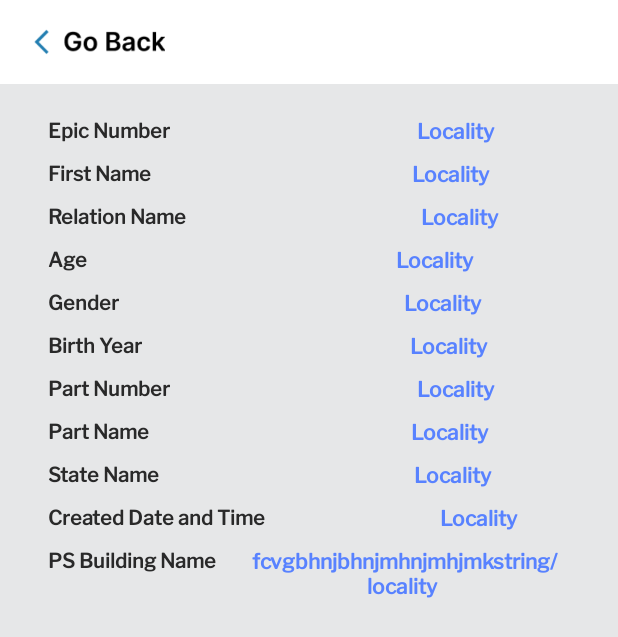
After one commit to app-src/LivPoljayam, an Android app: the EpicNumberResultActivity screen opened directly, with no data from a screen before it, on a phone screen of 412 x 824 dp. The commit adds this screen. Shown: the top 637 px of the screen. Run offline under Robolectric (Android 15) with nearby library versions, the phone set to English and light mode, and no system bars.

Commit message:
~ epic number data ui

```diff
--- a/app/src/main/AndroidManifest.xml
+++ b/app/src/main/AndroidManifest.xml
@@ -12,6 +12,12 @@
         android:supportsRtl="true"
         android:theme="@style/Theme.LivPol"
         tools:targetApi="31">
+        <activity
+            android:name=".EpicNumberResultActivity"
+            android:exported="false" />
+        <activity
+            android:name=".SearchByEpicNumberActivity"
+            android:exported="false" />
         <activity
             android:name=".DataActivity"
             android:exported="false" />
--- a/app/src/main/java/com/example/livpol/DataActivity.kt
+++ b/app/src/main/java/com/example/livpol/DataActivity.kt
@@ -1,11 +1,67 @@
 package com.example.livpol
 
+import android.app.Notification
+import android.app.NotificationManager
+import android.content.Context
 import androidx.appcompat.app.AppCompatActivity
 import android.os.Bundle
+import androidx.activity.OnBackPressedDispatcher
+import com.example.livpol.databinding.ActivityDataBinding
+import com.github.mikephil.charting.data.BarData
+import com.github.mikephil.charting.data.BarDataSet
+import com.github.mikephil.charting.data.BarEntry
 
+@Suppress("DEPRECATION")
 class DataActivity : AppCompatActivity() {
+
+    private lateinit var binding : ActivityDataBinding
+
+//    private lateinit var goBack: ImageView
+//    private lateinit var people: TextView
+//    private lateinit var minutes: TextView
+    private lateinit var notificationManager: NotificationManager
+//    private lateinit var notificationChannel: NotificationChannel
+//    private lateinit var circles: ImageView
+    private lateinit var context: Context
+    private var notified = false
+    lateinit var builder: Notification.Builder
+    private val channelId = "i.apps.notifications"
+    private val description = "Test notification"
+
     override fun onCreate(savedInstanceState: Bundle?) {
         super.onCreate(savedInstanceState)
-        setContentView(R.layout.activity_data)
+        binding = ActivityDataBinding.inflate(layoutInflater)
+        setContentView(binding.root)
+        binding.backBtn.setOnClickListener {
+            onBackPressed()
+        }
+
+        createBarChart()
+
+        notificationManager = getSystemService(Context.NOTIFICATION_SERVICE) as NotificationManager
+
     }
+
+    private fun createBarChart() {
+
+        val entries = ArrayList<BarEntry>()
+        entries.add(BarEntry(0f,10f))
+        entries.add(BarEntry(1f,30f))
+        entries.add(BarEntry(2f,60f))
+        entries.add(BarEntry(3f,100f))
+        entries.add(BarEntry(5f,70f))
+        entries.add(BarEntry(10f,80f))
+
+        val barDataSet = BarDataSet(entries,"BarDataSet")
+
+        val dataSet = BarData(barDataSet)
+
+        dataSet.barWidth = 0.9f
+
+        binding.barchart.data = dataSet
+        binding.barchart.setFitBars(true)
+        binding.barchart.invalidate()
+    }
+
+
 }
--- /dev/null
+++ b/app/src/main/java/com/example/livpol/EpicNumberResultActivity.kt
@@ -0,0 +1,17 @@
+package com.example.livpol
+
+import androidx.appcompat.app.AppCompatActivity
+import android.os.Bundle
+import com.example.livpol.databinding.ActivityEpicNumberResultBinding
+
+class EpicNumberResultActivity : AppCompatActivity() {
+    private lateinit var binding:ActivityEpicNumberResultBinding
+    override fun onCreate(savedInstanceState: Bundle?) {
+        super.onCreate(savedInstanceState)
+        binding = ActivityEpicNumberResultBinding.inflate(layoutInflater)
+        setContentView(binding.root)
+
+
+
+    }
+}
--- /dev/null
+++ b/app/src/main/java/com/example/livpol/SearchByEpicNumberActivity.kt
@@ -0,0 +1,11 @@
+package com.example.livpol
+
+import androidx.appcompat.app.AppCompatActivity
+import android.os.Bundle
+
+class SearchByEpicNumberActivity : AppCompatActivity() {
+    override fun onCreate(savedInstanceState: Bundle?) {
+        super.onCreate(savedInstanceState)
+        setContentView(R.layout.activity_search_by_epic_number)
+    }
+}
--- a/app/src/main/res/layout/activity_data.xml
+++ b/app/src/main/res/layout/activity_data.xml
@@ -1,5 +1,5 @@
 <?xml version="1.0" encoding="utf-8"?>
-<ScrollView xmlns:android="http://schemas.android.com/apk/res/android"
+<androidx.constraintlayout.widget.ConstraintLayout xmlns:android="http://schemas.android.com/apk/res/android"
     xmlns:app="http://schemas.android.com/apk/res-auto"
     xmlns:tools="http://schemas.android.com/tools"
     android:layout_width="match_parent"
@@ -7,10 +7,6 @@
     android:background="@color/bg_color"
     android:scrollbars="none"
     tools:context=".DataActivity">
-
-    <androidx.constraintlayout.widget.ConstraintLayout
-        android:layout_width="match_parent"
-        android:layout_height="wrap_content">
 
     <androidx.appcompat.widget.Toolbar
         android:id="@+id/backBtn"
@@ -37,16 +33,21 @@
 
     </androidx.appcompat.widget.Toolbar>
 
+    <ScrollView
+        android:layout_width="match_parent"
+        android:layout_height="wrap_content"
+        app:layout_constraintEnd_toEndOf="parent"
+        app:layout_constraintStart_toStartOf="parent"
+        app:layout_constraintTop_toBottomOf="@id/backBtn">
+
+
         <LinearLayout
             android:id="@+id/ll"
             android:layout_width="match_parent"
             android:layout_height="wrap_content"
             android:layout_marginHorizontal="32dp"
-            android:layout_marginTop="12dp"
-            android:orientation="vertical"
-            app:layout_constraintEnd_toEndOf="parent"
-            app:layout_constraintStart_toStartOf="parent"
-            app:layout_constraintTop_toBottomOf="@id/backBtn">
+            android:layout_marginVertical="12dp"
+            android:orientation="vertical">
 
             <LinearLayout
                 android:layout_width="match_parent"
@@ -264,13 +265,13 @@
 
 
             <com.github.mikephil.charting.charts.BarChart
-                android:id="@+id/barChart"
+                android:id="@+id/barchart"
                 android:layout_width="match_parent"
-                android:layout_height="200dp"/>
+                android:layout_height="200dp" />
 
         </LinearLayout>
 
-    </androidx.constraintlayout.widget.ConstraintLayout>
+    </ScrollView>
 
 
-</ScrollView>
+</androidx.constraintlayout.widget.ConstraintLayout>
--- /dev/null
+++ b/app/src/main/res/layout/activity_epic_number_result.xml
@@ -0,0 +1,342 @@
+<?xml version="1.0" encoding="utf-8"?>
+<androidx.constraintlayout.widget.ConstraintLayout xmlns:android="http://schemas.android.com/apk/res/android"
+    xmlns:app="http://schemas.android.com/apk/res-auto"
+    xmlns:tools="http://schemas.android.com/tools"
+    android:layout_width="match_parent"
+    android:scrollbars="none"
+    android:background="@color/bg_color"
+    android:layout_height="match_parent"
+    tools:context=".EpicNumberResultActivity">
+
+    <androidx.appcompat.widget.Toolbar
+        android:id="@+id/backBtn"
+        android:layout_width="match_parent"
+        android:layout_height="?attr/actionBarSize"
+        android:background="@color/white"
+        app:layout_constraintStart_toStartOf="parent"
+        app:layout_constraintTop_toTopOf="parent"
+        app:popupTheme="@style/Theme.GateEntry.PopupOverlay">
+
+        <RelativeLayout
+            android:layout_width="match_parent"
+            android:layout_height="match_parent">
+
+            <ImageView
+                android:id="@+id/ivToolbarBack"
+                android:layout_width="100dp"
+                android:layout_height="20dp"
+                android:layout_alignParentStart="true"
+                android:layout_centerVertical="true"
+                android:src="@drawable/go_back" />
+
+        </RelativeLayout>
+
+    </androidx.appcompat.widget.Toolbar>
+
+    <ScrollView
+        android:layout_width="match_parent"
+        app:layout_constraintEnd_toEndOf="parent"
+        android:layout_marginHorizontal="32dp"
+        android:layout_marginVertical="12dp"
+        app:layout_constraintStart_toStartOf="parent"
+        app:layout_constraintTop_toBottomOf="@id/backBtn"
+        android:layout_height="wrap_content">
+
+        <LinearLayout
+            android:orientation="vertical"
+            android:layout_width="match_parent"
+            android:layout_height="wrap_content">
+
+            <LinearLayout
+                android:layout_width="match_parent"
+                android:layout_height="0dp"
+                android:layout_weight="1"
+                android:layout_marginVertical="8dp"
+                android:orientation="horizontal">
+
+                <TextView
+                    android:layout_width="wrap_content"
+                    android:layout_weight="1"
+                    android:layout_height="match_parent"
+                    android:text="Epic Number"
+                    android:textAppearance="@style/TitleTextSize" />
+
+                <TextView
+                    android:id="@+id/epicNumber"
+                    android:layout_width="wrap_content"
+                    android:layout_height="match_parent"
+                    android:layout_marginStart="12dp"
+                    android:layout_weight="1"
+                    android:gravity="center"
+                    android:text="@string/locality"
+                    android:textAppearance="@style/DetailTextSize" />
+
+            </LinearLayout>
+
+            <LinearLayout
+                android:layout_width="match_parent"
+                android:layout_height="0dp"
+                android:layout_weight="1"
+                android:layout_marginBottom="8dp"
+                android:orientation="horizontal">
+
+                <TextView
+                    android:layout_width="wrap_content"
+                    android:layout_weight="1"
+                    android:layout_height="match_parent"
+                    android:text="First Name"
+                    android:textAppearance="@style/TitleTextSize" />
+
+                <TextView
+                    android:id="@+id/firstName"
+                    android:layout_width="wrap_content"
+                    android:layout_height="match_parent"
+                    android:layout_marginStart="12dp"
+                    android:layout_weight="1"
+                    android:gravity="center"
+                    android:text="@string/locality"
+                    android:textAppearance="@style/DetailTextSize" />
+
+            </LinearLayout>
+
+            <LinearLayout
+                android:layout_width="match_parent"
+                android:layout_height="0dp"
+                android:layout_weight="1"
+                android:layout_marginBottom="8dp"
+                android:orientation="horizontal">
+
+                <TextView
+                    android:layout_width="wrap_content"
+                    android:layout_weight="1"
+                    android:layout_height="match_parent"
+                    android:text="Relation Name"
+                    android:textAppearance="@style/TitleTextSize" />
+
+                <TextView
+                    android:id="@+id/relationName"
+                    android:layout_width="wrap_content"
+                    android:layout_height="match_parent"
+                    android:layout_marginStart="12dp"
+                    android:layout_weight="1"
+                    android:gravity="center"
+                    android:text="@string/locality"
+                    android:textAppearance="@style/DetailTextSize" />
+
+            </LinearLayout>
+
+            <LinearLayout
+                android:layout_width="match_parent"
+                android:layout_height="0dp"
+                android:layout_weight="1"
+                android:layout_marginBottom="8dp"
+                android:orientation="horizontal">
+
+                <TextView
+                    android:layout_width="wrap_content"
+                    android:layout_weight="1"
+                    android:layout_height="match_parent"
+                    android:text="Age"
+                    android:textAppearance="@style/TitleTextSize" />
+
+                <TextView
+                    android:id="@+id/age"
+                    android:layout_width="wrap_content"
+                    android:layout_height="match_parent"
+                    android:layout_marginStart="12dp"
+                    android:layout_weight="1"
+                    android:gravity="center"
+                    android:text="@string/locality"
+                    android:textAppearance="@style/DetailTextSize" />
+
+            </LinearLayout>
+
+            <LinearLayout
+                android:layout_width="match_parent"
+                android:layout_height="0dp"
+                android:layout_weight="1"
+                android:layout_marginBottom="8dp"
+                android:orientation="horizontal">
+
+                <TextView
+                    android:layout_width="wrap_content"
+                    android:layout_weight="1"
+                    android:layout_height="match_parent"
+                    android:text="Gender"
+                    android:textAppearance="@style/TitleTextSize" />
+
+                <TextView
+                    android:id="@+id/gender"
+                    android:layout_width="wrap_content"
+                    android:layout_height="match_parent"
+                    android:layout_marginStart="12dp"
+                    android:layout_weight="1"
+                    android:gravity="center"
+                    android:text="@string/locality"
+                    android:textAppearance="@style/DetailTextSize" />
+
+            </LinearLayout>
+
+            <LinearLayout
+                android:layout_width="match_parent"
+                android:layout_height="0dp"
+                android:layout_weight="1"
+                android:layout_marginBottom="8dp"
+                android:orientation="horizontal">
+
+                <TextView
+                    android:layout_width="wrap_content"
+                    android:layout_weight="1"
+                    android:layout_height="match_parent"
+                    android:text="Birth Year"
+                    android:textAppearance="@style/TitleTextSize" />
+
+                <TextView
+                    android:id="@+id/birthYear"
+                    android:layout_width="wrap_content"
+                    android:layout_height="match_parent"
+                    android:layout_marginStart="12dp"
+                    android:layout_weight="1"
+                    android:gravity="center"
+                    android:text="@string/locality"
+                    android:textAppearance="@style/DetailTextSize" />
+
+            </LinearLayout>
+
+            <LinearLayout
+                android:layout_width="match_parent"
+                android:layout_height="0dp"
+                android:layout_weight="1"
+                android:layout_marginBottom="8dp"
+                android:orientation="horizontal">
+
+                <TextView
+                    android:layout_width="wrap_content"
+                    android:layout_weight="1"
+                    android:layout_height="match_parent"
+                    android:text="Part Number"
+                    android:textAppearance="@style/TitleTextSize" />
+
+                <TextView
+                    android:id="@+id/partNumber"
+                    android:layout_width="wrap_content"
+                    android:layout_height="match_parent"
+                    android:layout_marginStart="12dp"
+                    android:layout_weight="1"
+                    android:gravity="center"
+                    android:text="@string/locality"
+                    android:textAppearance="@style/DetailTextSize" />
+
+            </LinearLayout>
+
+            <LinearLayout
+                android:layout_width="match_parent"
+                android:layout_height="0dp"
+                android:layout_weight="1"
+                android:layout_marginBottom="8dp"
+                android:orientation="horizontal">
+
+                <TextView
+                    android:layout_width="wrap_content"
+                    android:layout_weight="1"
+                    android:layout_height="match_parent"
+                    android:text="Part Name"
+                    android:textAppearance="@style/TitleTextSize" />
+
+                <TextView
+                    android:id="@+id/partName"
+                    android:layout_width="wrap_content"
+                    android:layout_height="match_parent"
+                    android:layout_marginStart="12dp"
+                    android:layout_weight="1"
+                    android:gravity="center"
+                    android:text="@string/locality"
+                    android:textAppearance="@style/DetailTextSize" />
+
+            </LinearLayout>
+
+            <LinearLayout
+                android:layout_width="match_parent"
+                android:layout_height="0dp"
+                android:layout_weight="1"
+                android:layout_marginBottom="8dp"
+                android:orientation="horizontal">
+
+                <TextView
+                    android:layout_width="wrap_content"
+                    android:layout_weight="1"
+                    android:layout_height="match_parent"
+                    android:text="State Name"
+                    android:textAppearance="@style/TitleTextSize" />
+
+                <TextView
+                    android:id="@+id/stateName"
+                    android:layout_width="wrap_content"
+                    android:layout_height="match_parent"
+                    android:layout_marginStart="12dp"
+                    android:layout_weight="1"
+                    android:gravity="center"
+                    android:text="@string/locality"
+                    android:textAppearance="@style/DetailTextSize" />
+
+            </LinearLayout>
+
+            <LinearLayout
+                android:layout_width="match_parent"
+                android:layout_height="0dp"
+                android:layout_weight="1"
+                android:layout_marginBottom="8dp"
+                android:orientation="horizontal">
+
+                <TextView
+                    android:layout_width="wrap_content"
+                    android:layout_weight="1"
+                    android:layout_height="match_parent"
+                    android:text="Created Date and Time"
+                    android:textAppearance="@style/TitleTextSize" />
+
+                <TextView
+                    android:id="@+id/createdDttm"
+                    android:layout_width="wrap_content"
+                    android:layout_height="match_parent"
+                    android:layout_marginStart="12dp"
+                    android:layout_weight="1"
+                    android:gravity="center"
+                    android:text="@string/locality"
+                    android:textAppearance="@style/DetailTextSize" />
+
+            </LinearLayout>
+
+            <LinearLayout
+                android:layout_width="match_parent"
+                android:layout_height="wrap_content"
+                android:layout_marginBottom="8dp"
+                android:orientation="horizontal">
+
+                <TextView
+                    android:layout_width="wrap_content"
+                    android:maxLines="1"
+                    android:layout_height="wrap_content"
+                    android:text="PS Building Name"
+                    android:textAppearance="@style/TitleTextSize" />
+
+                <TextView
+                    android:id="@+id/psbuildingName"
+                    android:layout_width="wrap_content"
+                    android:layout_height="wrap_content"
+                    android:layout_marginStart="12dp"
+                    android:layout_weight="1"
+                    android:layout_gravity="center"
+                    android:gravity="center"
+                    android:text=" fcvgbhnjbhnjmhnjmhjmkstring/locality"
+                    android:textAppearance="@style/DetailTextSize" />
+
+            </LinearLayout>
+
+        </LinearLayout>
+
+
+    </ScrollView>
+
+
+</androidx.constraintlayout.widget.ConstraintLayout>
--- /dev/null
+++ b/app/src/main/res/layout/activity_search_by_epic_number.xml
@@ -0,0 +1,9 @@
+<?xml version="1.0" encoding="utf-8"?>
+<androidx.constraintlayout.widget.ConstraintLayout xmlns:android="http://schemas.android.com/apk/res/android"
+    xmlns:app="http://schemas.android.com/apk/res-auto"
+    xmlns:tools="http://schemas.android.com/tools"
+    android:layout_width="match_parent"
+    android:layout_height="match_parent"
+    tools:context=".SearchByEpicNumberActivity">
+
+</androidx.constraintlayout.widget.ConstraintLayout>
```
Lines whose indentation alone changed are shown as unchanged.
